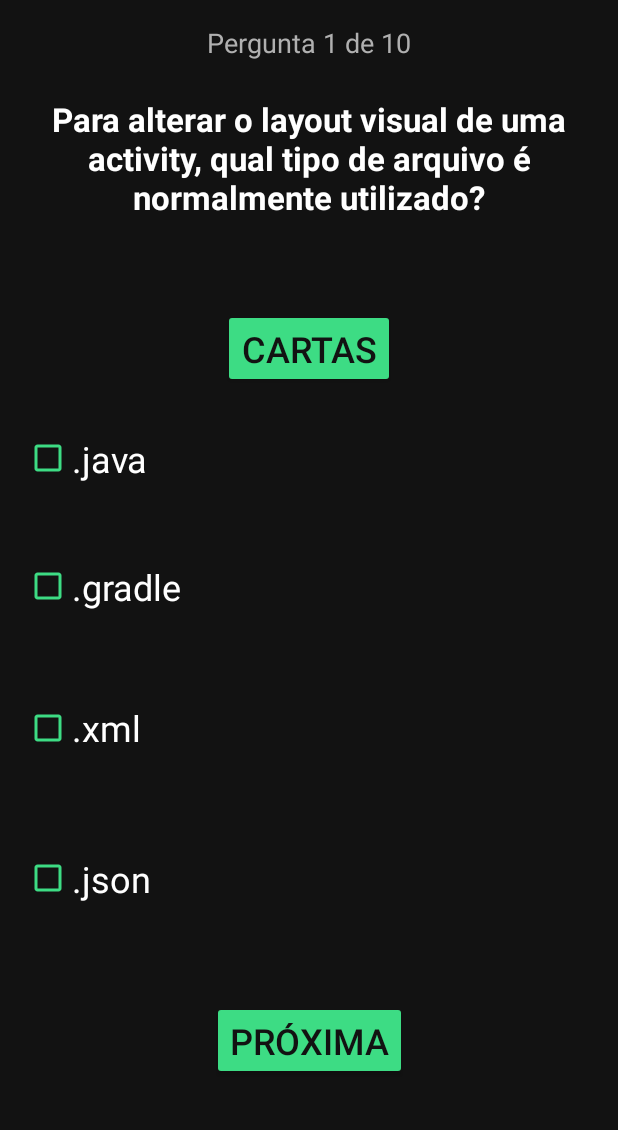
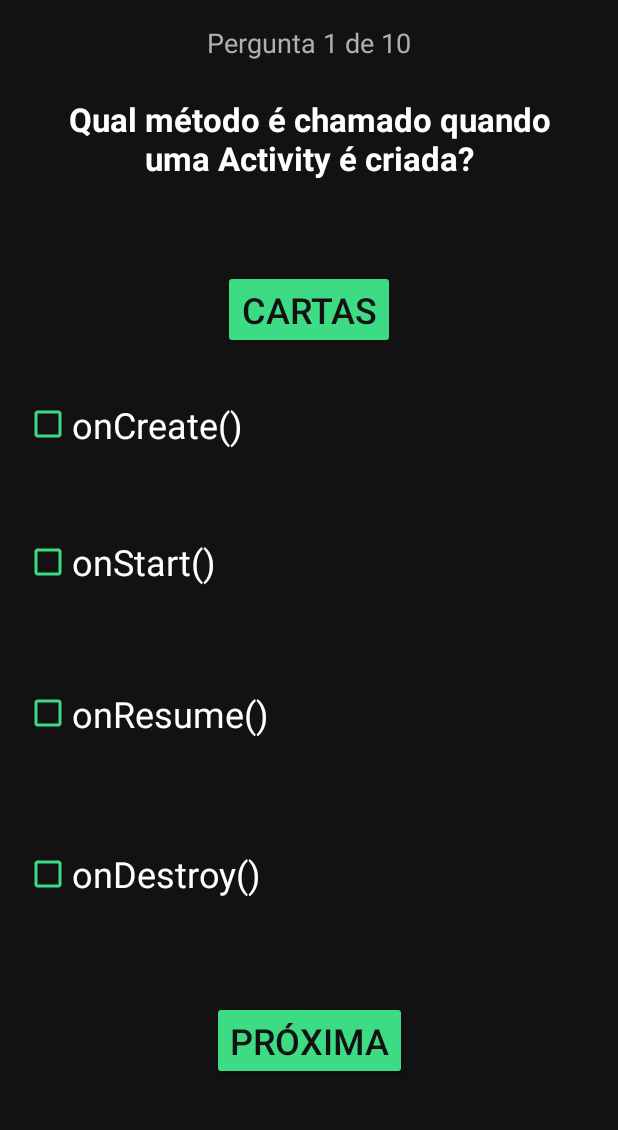
Before and after one commit to SauloOliveira358/Show-do-Android, an Android app: the Quiz screen opened directly, with no data from a screen before it, on a phone screen of 412 x 824 dp, the part 105-1235 px from its top. Run offline under Robolectric (Android 15) with nearby library versions, the phone set to English and light mode, and no system bars.

Commit message:
Adicionei mais perguntas

```diff
--- a/app/src/main/java/com/example/showdomilhao/Quiz.java
+++ b/app/src/main/java/com/example/showdomilhao/Quiz.java
@@ -42,7 +42,13 @@ private int pontuação = 0,questoes = 1;
             "Qual interface é implementada para usar um OnClickListener?",                                        // Pergunta 12
             "Qual destes componentes permite ao usuário digitar texto?",                                          // Pergunta 13
             "Qual a primeira coisa que um progamador Android faz ao abrir o Android Studio?",                     // Pergunta 14
-            "Para que serve o botão \"Forçar Parada\" em um app?"                                                 // Pergunta 15
+            "Para que serve o botão \"Forçar Parada\" em um app?",                                                 // Pergunta 15
+            "Qual é o nome da ferramenta oficial para desenvolvimento Android?",                                     //pergunta16
+            "Qual método é chamado quando uma Activity é criada?",                                                  //pergunta17
+            "O que acontece se você colocar o celular no modo avião?",                                               //pergunta18
+            " Quando o Android começa a travar, o que ele está tentando dizer?",                                        //pergunta19
+            "O que é o LinearLayout no Android Studio?"                                                                 //pergunta20
+
     };
 
     private String[][] Respostas = {
@@ -61,6 +67,12 @@ private int pontuação = 0,questoes = 1;
             {"TextView","Button","EditText","ImageView"},                                                         // Pergunta 13
             {"Programa um app","Vai tomar um café ate carregar","Reza pro Gradle nao quebrar","Fecha e tenta de novo"}, // Pergunta 14
             {"Desabafar","Dizer: Chega,já deu por hoje!","Fazer o app pensar sobre seus erros","Todas as anteriores"}, // Pergunta 15
+            {"Eclipse","Android Studio","IntelliJ IDEA","Kotlin"},                                                  //Pergunta16
+            {"onCreate()", "onStart()","onResume()","onDestroy()"},                                                  //pergunta17
+            {"Ele começa a voar","Liga som de turbina","Desativa redes móveis e Wi-Fi","Mostra a janela do avião"}, //pergunta18
+            {"Me dá férias!","Fecha esses 87 aplicativos, por favor!","Atualização chegando…","Você merece um novo celular"},  //pergunta19
+            {"Um tipo de banco de dados","Layout dos elementos em linha vertical ou horizontal","Um componente para animação","Activity especial"}  //pergunta20
+
     };
 
     private int [] respostaCerta = {
@@ -78,7 +90,14 @@ private int pontuação = 0,questoes = 1;
             1,  // Pergunta 12
             2,  // Pergunta 13
             0,  // Pergunta 14
-            3   // Pergunta 15
+            3,   // Pergunta 15
+            1,   //Pergunta16
+            0,  //pergunta17
+            2,  //pergunta18
+            1,  //pergunta19
+            1   //pergunta20
+
+
     };
 private int respostaSelecionada;
 private int perguntaAtual = 0;
--- a/app/src/main/res/layout/activity_como_jogar.xml
+++ b/app/src/main/res/layout/activity_como_jogar.xml
@@ -30,7 +30,7 @@
             android:text='•O jogo é composto por 10 perguntas de múltipla escolha. \n\n
 •Para cada pergunta, leia com atenção e selecione a resposta correta clicando no CheckBox correspondente.\n\n
 •Após escolher sua resposta, clique no botão "Continuar" para passar para a próxima pergunta.\n\n
-•Se tiver dúvidas, você pode usar as ajudas disponíveis durante o jogo.\n\n
+•Se tiver dúvidas, você pode usar a ajuda disponível durante o jogo.\n\n
 •Use com sabedoria!  O jogo termina quando você responder todas as 10 perguntas.\n\n
 •Ao final, você verá sua pontuação e poderá tentar novamente para melhorar seu desempenho.'
             android:textColor="#FFFFFF"
```
